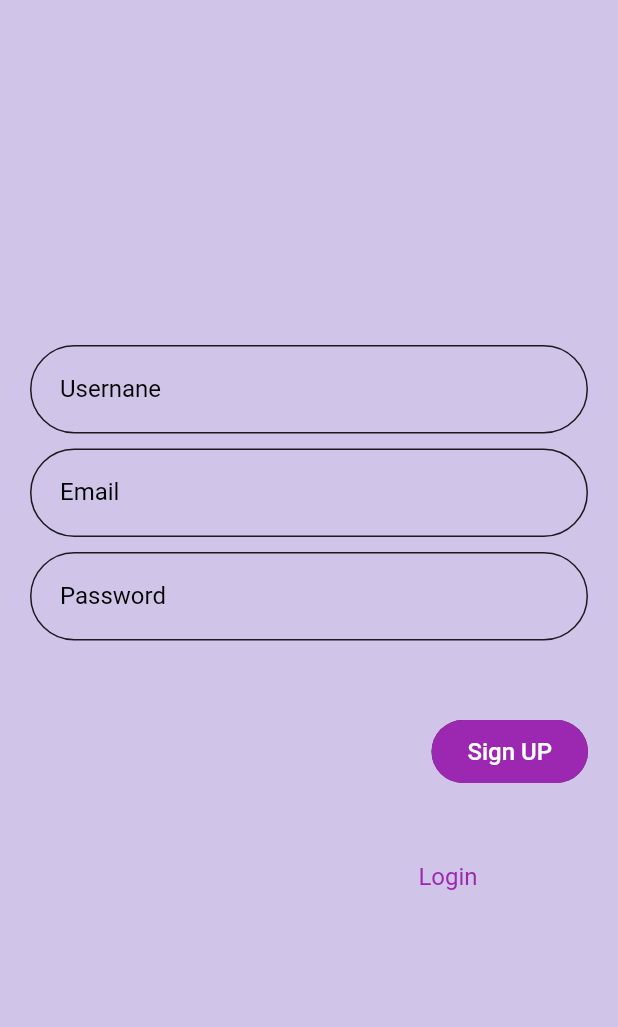
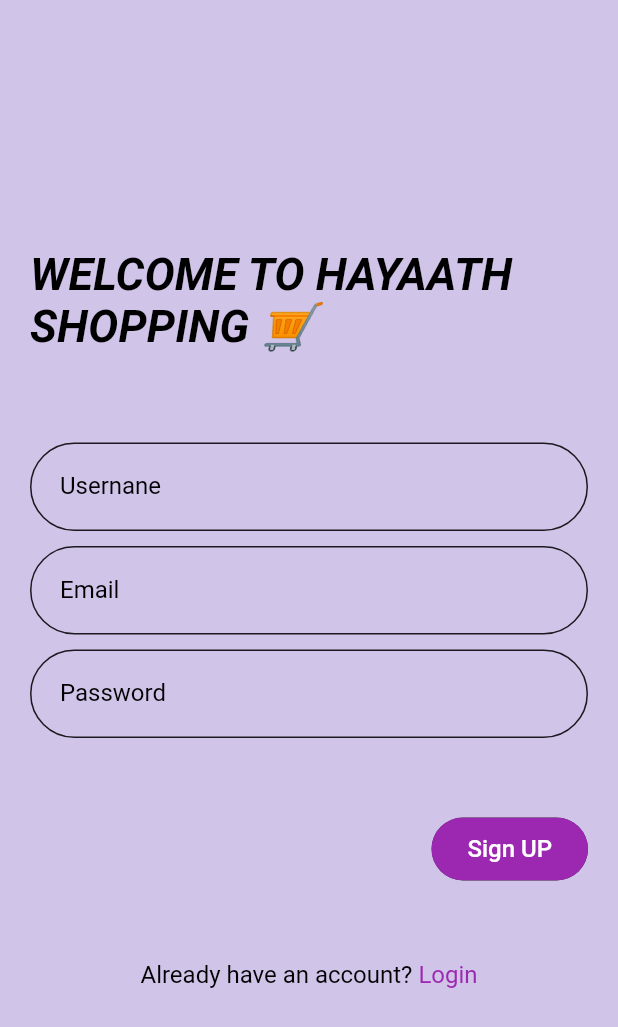
Before and after one commit to sanushcj/Hayaath-Shopping-, a Flutter app: the SignUPage screen opened by its route, on a phone screen of 412 x 824 dp. Shown: the top 1027 px of the screen. Run offline on Flutter 3.47's test engine with Material 2 defaults, Android fonts, the phone set to English and light mode, and no system bars.

Commit message:
routes updated

```diff
--- a/lib/features/auth/pages/login_page.dart
+++ b/lib/features/auth/pages/login_page.dart
@@ -1,6 +1,7 @@
 import 'package:flutter/gestures.dart';
 import 'package:flutter/material.dart';
 import 'package:hayaath_shopping/constants/global_variables.dart';
+import 'package:hayaath_shopping/features/auth/pages/signup_page.dart';
 import '../../../common/roundbutton.dart';
 import '../../../theme/colors.dart';
 import '../widgets/textfield.dart';
@@ -68,7 +69,7 @@ class _LoginPageState extends State<LoginPage> {
                                   recognizer: TapGestureRecognizer()
                                     ..onTap = () {
                                       Navigator.pushNamed(
-                                          context, LoginPage.routeName);
+                                          context, SignUPage.routeName);
                                     })
                             ]),
                       ),
--- a/lib/features/auth/pages/signup_page.dart
+++ b/lib/features/auth/pages/signup_page.dart
@@ -1,6 +1,7 @@
 import 'package:flutter/gestures.dart';
 import 'package:flutter/material.dart';
-
+import 'package:hayaath_shopping/constants/global_variables.dart';
+import 'package:hayaath_shopping/features/auth/pages/login_page.dart';
 import '../../../common/roundbutton.dart';
 import '../../../theme/colors.dart';
 import '../widgets/textfield.dart';
@@ -32,6 +33,17 @@ class _SignUPageState extends State<SignUPage> {
                 padding: const EdgeInsets.symmetric(horizontal: 20),
                 child: Column(
                   children: [
+                    const Align(
+                        alignment: Alignment.center,
+                        child: Text(
+                          'WELCOME TO HAYAATH SHOPPING 🛒',
+                          style: TextStyle(
+                              color: Pallete.pureblack,
+                              fontWeight: FontWeight.bold,
+                              fontSize: 30,
+                              fontStyle: FontStyle.italic),
+                        )),
+                    rrHeight60,
                     AuthTextField(
                       controller: usernameController,
                       labelText: 'Usernane',
@@ -57,7 +69,7 @@ class _SignUPageState extends State<SignUPage> {
                       text: TextSpan(
                         text: "Already have an account?",
                         style: const TextStyle(
-                            fontSize: 16, color: Pallete.backgroundColor),
+                            fontSize: 16, color: Pallete.pureblack),
                         children: [
                           TextSpan(
                             text: ' Login',
@@ -68,7 +80,7 @@ class _SignUPageState extends State<SignUPage> {
                             recognizer: TapGestureRecognizer()
                               ..onTap = () {
                                 Navigator.pushNamed(
-                                    context, SignUPage.routeName);
+                                    context, LoginPage.routeName);
                               },
                           ),
                         ],
--- a/lib/main.dart
+++ b/lib/main.dart
@@ -2,6 +2,8 @@ import 'package:flutter/material.dart';
 import 'package:hayaath_shopping/features/auth/pages/login_page.dart';
 import 'package:hayaath_shopping/routes/routes.dart';
 import 'package:hayaath_shopping/theme/application_theme.dart';
+
+final GlobalKey<NavigatorState> _navigatorKey = GlobalKey<NavigatorState>();
 
 void main() {
   runApp(const MyApp());
@@ -16,7 +18,8 @@ class MyApp extends StatelessWidget {
       home: const LoginPage(),
       theme: HayaathTheme.theme,
       debugShowCheckedModeBanner: false,
-      onGenerateRoute: (settings) => generateRoute(settings),
+      navigatorKey: _navigatorKey,
+      routes: routes,
     );
   }
 }
--- a/lib/routes/routes.dart
+++ b/lib/routes/routes.dart
@@ -2,26 +2,7 @@ import 'package:flutter/material.dart';
 import 'package:hayaath_shopping/features/auth/pages/login_page.dart';
 import 'package:hayaath_shopping/features/auth/pages/signup_page.dart';
 
-Route<dynamic> generateRoute(RouteSettings routeSettings) {
-  switch (routeSettings.name) {
-    case LoginPage.routeName:
-      return MaterialPageRoute(
-        settings: routeSettings,
-        builder: (_) => const LoginPage(),
-      );
-    case SignUPage.routeName:
-      return MaterialPageRoute(
-        settings: routeSettings,
-        builder: (_) => const SignUPage(),
-      );
-    default:
-      return MaterialPageRoute(
-        settings: routeSettings,
-        builder: (_) => const Scaffold(
-          body: Center(
-            child: Text('Screen does not exist!'),
-          ),
-        ),
-      );
-  }
-}
+final Map<String, WidgetBuilder> routes = {
+  LoginPage.routeName: (context) => const LoginPage(),
+  SignUPage.routeName: (context) => const SignUPage(),
+};
```
